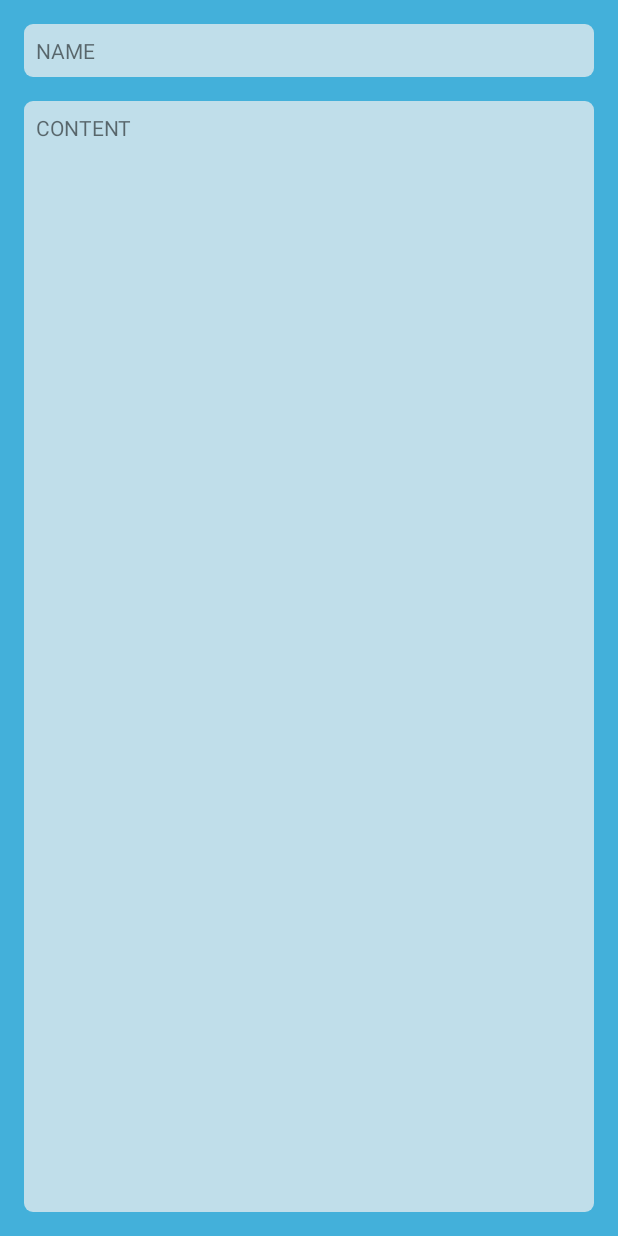
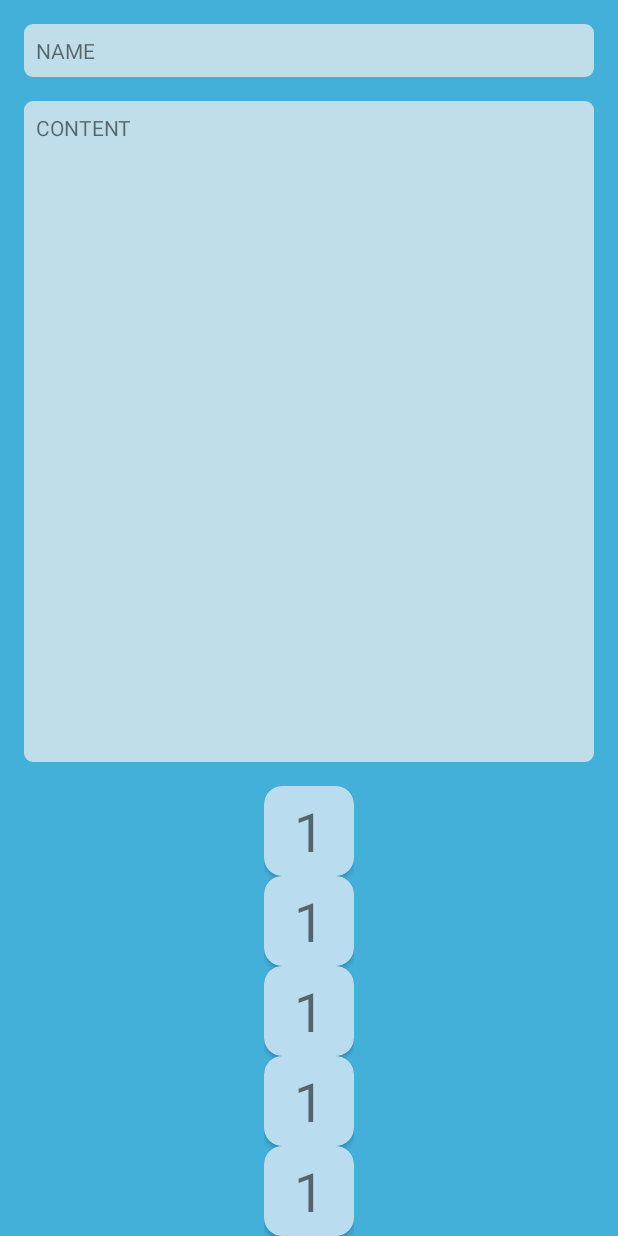
Before and after one commit to daniil-shevtsov/incremental-reader, an Android app: the layout fragment_learning.xml on its own in the app's theme, with its tools: preview values and no code run, on a phone screen of 412 x 824 dp. Run offline under Robolectric (Android 15) with nearby library versions, the phone set to English and light mode, and no system bars.

```diff
--- /dev/null
+++ b/app/src/main/java/shevtsov/daniil/incrementalreader/learning/view/LearningScoreGroupieItem.kt
@@ -0,0 +1,7 @@
+package shevtsov.daniil.incrementalreader.learning.view
+
+import com.xwray.groupie.viewbinding.BindableItem
+import shevtsov.daniil.incrementalreader.databinding.ItemLearningScoreBinding
+
+class LearningScoreGroupieItem : BindableItem<ItemLearningScoreBinding>() {
+}
--- a/app/src/main/res/layout/fragment_learning.xml
+++ b/app/src/main/res/layout/fragment_learning.xml
@@ -28,9 +28,25 @@
         android:layout_marginTop="16dp"
         android:layout_marginEnd="16dp"
         android:layout_marginBottom="16dp"
-        app:layout_constraintBottom_toBottomOf="parent"
+        app:layout_constraintBottom_toTopOf="@id/scoreRecyclerView"
         app:layout_constraintEnd_toEndOf="parent"
         app:layout_constraintStart_toStartOf="parent"
         app:layout_constraintTop_toBottomOf="@id/learningItemNameTextView"
         tools:text="CONTENT" />
+
+    <androidx.recyclerview.widget.RecyclerView
+        android:id="@+id/scoreRecyclerView"
+        android:layout_width="wrap_content"
+        android:layout_height="wrap_content"
+        android:layout_marginStart="16dp"
+        android:layout_marginEnd="16dp"
+        android:orientation="horizontal"
+        app:layout_constraintBottom_toBottomOf="parent"
+        app:layout_constraintEnd_toEndOf="parent"
+        app:layout_constraintStart_toStartOf="parent"
+        app:layout_constraintTop_toBottomOf="@id/learningItemContentTextView"
+        tools:itemCount="5"
+        tools:layoutManager="androidx.recyclerview.widget.LinearLayoutManager"
+        tools:listitem="@layout/item_learning_score" />
+
 </androidx.constraintlayout.widget.ConstraintLayout>
--- /dev/null
+++ b/app/src/main/res/layout/item_learning_score.xml
@@ -0,0 +1,18 @@
+<?xml version="1.0" encoding="utf-8"?>
+<androidx.cardview.widget.CardView xmlns:android="http://schemas.android.com/apk/res/android"
+    xmlns:app="http://schemas.android.com/apk/res-auto"
+    xmlns:tools="http://schemas.android.com/tools"
+    android:layout_width="60dp"
+    android:layout_height="60dp"
+    app:cardBackgroundColor="#B9DDEE"
+    app:cardCornerRadius="12dp">
+
+    <TextView
+        android:id="@+id/scoreTextView"
+        android:layout_width="wrap_content"
+        android:layout_height="wrap_content"
+        android:layout_gravity="center"
+        android:textSize="36sp"
+        tools:text="1" />
+
+</androidx.cardview.widget.CardView>
--- a/build.gradle.kts
+++ b/build.gradle.kts
@@ -4,7 +4,7 @@ buildscript {
         google()
     }
     dependencies {
-        classpath("com.android.tools.build:gradle:4.2.0-beta02")
+        classpath("com.android.tools.build:gradle:7.0.0-alpha09")
         classpath("org.jetbrains.kotlin:kotlin-gradle-plugin:1.4.20")
 
         classpath("androidx.navigation:navigation-safe-args-gradle-plugin:2.3.2")
--- a/buildSrc/src/main/kotlin/DependencyHandlerScopeExt.kt
+++ b/buildSrc/src/main/kotlin/DependencyHandlerScopeExt.kt
@@ -2,6 +2,8 @@ import org.gradle.kotlin.dsl.DependencyHandlerScope
 
 fun DependencyHandlerScope.appDependencies() {
     android()
+
+    recyclerView()
 
     coroutines()
 
@@ -16,6 +18,11 @@ fun DependencyHandlerScope.appDependencies() {
     database()
 
     misc()
+}
+
+private fun DependencyHandlerScope.recyclerView() {
+    implementation ("com.xwray:groupie:${Version.GROUPIE}")
+    implementation ("com.xwray:groupie-viewbinding:${Version.GROUPIE}")
 }
 
 fun DependencyHandlerScope.coroutines() {
--- a/buildSrc/src/main/kotlin/Version.kt
+++ b/buildSrc/src/main/kotlin/Version.kt
@@ -6,6 +6,8 @@ object Version {
 
     const val LIFECYCLE = "2.2.0"
     const val NAVIGATION = "2.3.2"
+
+    const val GROUPIE = "2.9.0"
 
     const val RETROFIT = "2.8.1"
     const val OK_HTTP = "4.7.2"
```
Also changed, not shown: gradle/wrapper/gradle-wrapper.properties.
